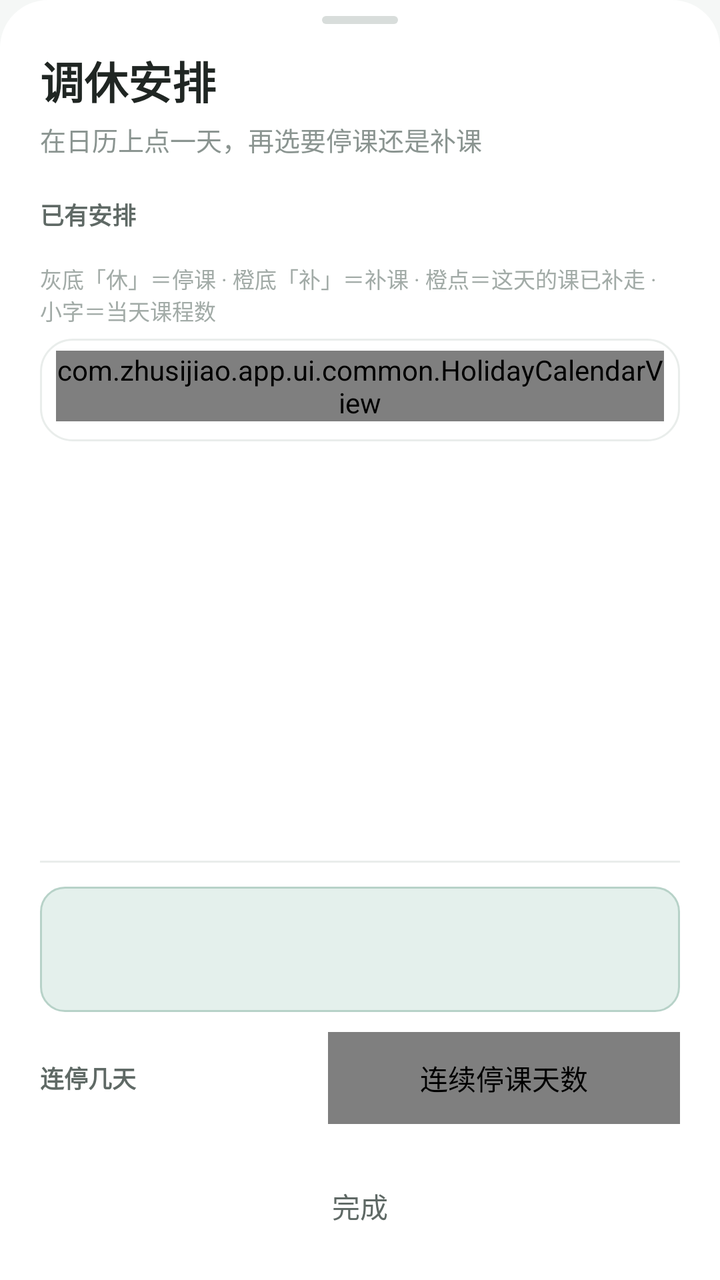
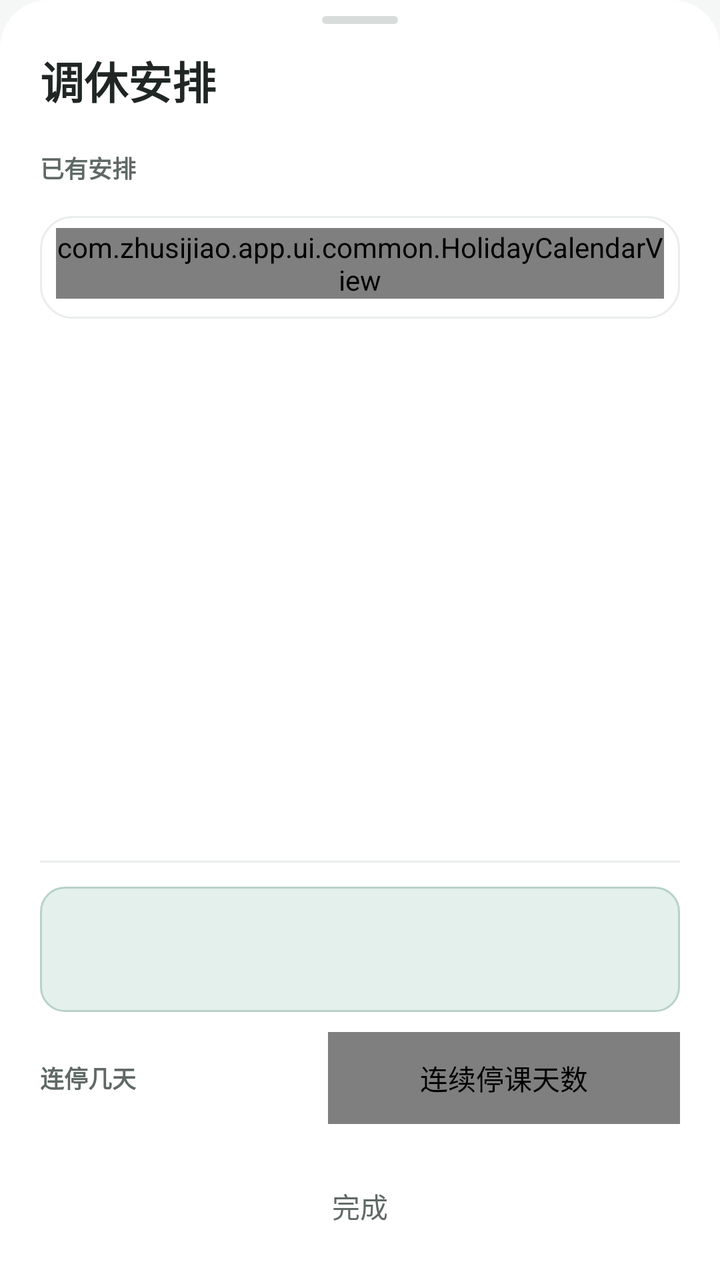

Compare the two renders of this Android layout. The source of the first and the diff that turns it into the second are given below.
<!-- AndroidManifest.xml: application theme Theme.Zhusijiao -->
<!-- res/layout/dialog_holiday.xml -->
<?xml version="1.0" encoding="utf-8"?>
<LinearLayout xmlns:android="http://schemas.android.com/apk/res/android"
    android:layout_width="match_parent"
    android:layout_height="match_parent"
    android:background="@drawable/bg_sheet"
    android:orientation="vertical"
    android:paddingStart="20dp"
    android:paddingTop="8dp"
    android:paddingEnd="20dp"
    android:paddingBottom="14dp">

    <View
        android:layout_width="38dp"
        android:layout_height="4dp"
        android:layout_gravity="center_horizontal"
        android:layout_marginBottom="12dp"
        android:background="@drawable/bg_sheet_handle" />

    <TextView
        android:id="@+id/holidayTitle"
        android:layout_width="match_parent"
        android:layout_height="wrap_content"
        android:includeFontPadding="false"
        android:text="@string/holiday_title"
        android:textColor="@color/heading_ink"
        android:textSize="@dimen/text_display"
        android:textStyle="bold" />

    <TextView
        android:id="@+id/holidayIntro"
        android:layout_width="match_parent"
        android:layout_height="wrap_content"
        android:layout_marginTop="4dp"
        android:text="@string/holiday_intro"
        android:textColor="@color/sub_8a"
        android:textSize="@dimen/text_small" />

    
    <TextView
        android:id="@+id/holidayWeekNotice"
        android:layout_width="match_parent"
        android:layout_height="wrap_content"
        android:layout_marginTop="8dp"
        android:background="@drawable/bg_error_note"
        android:lineSpacingExtra="2dp"
        android:padding="10dp"
        android:textColor="@color/sub_6c"
        android:textSize="@dimen/text_hint"
        android:visibility="gone" />

    
    <LinearLayout
        android:id="@+id/holidaySummaryRow"
        android:layout_width="match_parent"
        android:layout_height="40dp"
        android:layout_marginTop="8dp"
        android:background="@drawable/bg_menu_row"
        android:clickable="true"
        android:focusable="true"
        android:gravity="center_vertical"
        android:orientation="horizontal">

        <TextView
            android:id="@+id/holidayListLabel"
            android:layout_width="0dp"
            android:layout_height="wrap_content"
            android:layout_weight="1"
            android:text="@string/holiday_list_label"
            android:textColor="@color/field_label"
            android:textSize="@dimen/text_hint"
            android:textStyle="bold" />

        <TextView
            android:id="@+id/holidayExpand"
            android:layout_width="wrap_content"
            android:layout_height="wrap_content"
            android:textColor="@color/accent_strong"
            android:textSize="@dimen/text_small"
            android:textStyle="bold" />
    </LinearLayout>

    <androidx.core.widget.NestedScrollView
        android:id="@+id/holidayScroll"
        android:layout_width="match_parent"
        android:layout_height="0dp"
        android:layout_weight="1"
        android:overScrollMode="never"
        android:scrollbars="none">

        <LinearLayout
            android:layout_width="match_parent"
            android:layout_height="wrap_content"
            android:orientation="vertical">

            <LinearLayout
                android:id="@+id/holidayList"
                android:layout_width="match_parent"
                android:layout_height="wrap_content"
                android:layout_marginBottom="4dp"
                android:orientation="vertical" />

            <TextView
                android:id="@+id/holidayLegend"
                android:layout_width="match_parent"
                android:layout_height="wrap_content"
                android:layout_marginBottom="6dp"
                android:text="@string/holiday_calendar_hint"
                android:textColor="@color/sub_a2"
                android:textSize="@dimen/text_caption" />

            <LinearLayout
                android:id="@+id/holidayCalendarCard"
                android:layout_width="match_parent"
                android:layout_height="wrap_content"
                android:background="@drawable/bg_card"
                android:orientation="vertical"
                android:paddingStart="8dp"
                android:paddingTop="6dp"
                android:paddingEnd="8dp"
                android:paddingBottom="10dp">

                <com.zhusijiao.app.ui.common.HolidayCalendarView
                    android:id="@+id/holidayCalendar"
                    android:layout_width="match_parent"
                    android:layout_height="wrap_content" />
            </LinearLayout>
        </LinearLayout>
    </androidx.core.widget.NestedScrollView>

    <View
        android:layout_width="match_parent"
        android:layout_height="1dp"
        android:layout_marginTop="12dp"
        android:background="@color/line" />

    
    <LinearLayout
        android:id="@+id/holidayEditor"
        android:layout_width="match_parent"
        android:layout_height="wrap_content"
        android:orientation="vertical">

        <LinearLayout
            android:id="@+id/holidaySelectedCard"
            android:layout_width="match_parent"
            android:layout_height="wrap_content"
            android:layout_marginTop="12dp"
            android:background="@drawable/bg_reschedule_summary"
            android:orientation="vertical">

            <TextView
                android:id="@+id/holidaySelectedTitle"
                android:layout_width="match_parent"
                android:layout_height="wrap_content"
                android:includeFontPadding="false"
                android:textColor="@color/heading_ink"
                android:textSize="@dimen/text_subtitle"
                android:textStyle="bold" />

            <TextView
                android:id="@+id/holidaySelectedDetail"
                android:layout_width="match_parent"
                android:layout_height="wrap_content"
                android:layout_marginTop="4dp"
                android:textColor="@color/sub_68"
                android:textSize="@dimen/text_small" />
        </LinearLayout>

        <LinearLayout
            android:id="@+id/holidayDurationRow"
            android:layout_width="match_parent"
            android:layout_height="wrap_content"
            android:layout_marginTop="10dp"
            android:gravity="center_vertical"
            android:orientation="horizontal">

            <TextView
                android:layout_width="0dp"
                android:layout_height="wrap_content"
                android:layout_weight="1"
                android:text="@string/holiday_duration_label"
                android:textColor="@color/field_label"
                android:textSize="@dimen/text_hint"
                android:textStyle="bold" />

            <com.zhusijiao.app.ui.common.StepperFieldView
                android:id="@+id/holidayDays"
                android:layout_width="176dp"
                android:layout_height="46dp"
                android:contentDescription="@string/holiday_days_label" />
        </LinearLayout>

        <LinearLayout
            android:id="@+id/holidayActions"
            android:layout_width="match_parent"
            android:layout_height="wrap_content"
            android:layout_marginTop="10dp"
            android:orientation="vertical" />
    </LinearLayout>

    <TextView
        android:id="@+id/holidayReadOnly"
        android:layout_width="match_parent"
        android:layout_height="wrap_content"
        android:layout_marginTop="12dp"
        android:background="@color/tt_section_bg"
        android:padding="11dp"
        android:text="@string/detail_read_only_hint"
        android:textColor="@color/sub_8a"
        android:textSize="@dimen/text_small"
        android:visibility="gone" />

    <TextView
        android:id="@+id/holidayClose"
        android:layout_width="match_parent"
        android:layout_height="46dp"
        android:layout_marginTop="8dp"
        android:background="@drawable/bg_menu_row"
        android:clickable="true"
        android:focusable="true"
        android:gravity="center"
        android:text="@string/common_done"
        android:textColor="@color/sub_68"
        android:textSize="@dimen/text_body" />
</LinearLayout>
<!-- resources referenced by this layout -->
<resources>
  <color name="accent_strong">#287760</color>
  <color name="field_label">@color/text_secondary</color>
  <color name="heading_ink">#202623</color>
  <color name="line">#e9edeb</color>
  <color name="sub_68">@color/text_secondary</color>
  <color name="sub_6c">@color/text_secondary</color>
  <color name="sub_8a">@color/text_tertiary</color>
  <color name="sub_a2">@color/text_disabled</color>
  <color name="tt_section_bg">#fbfcfb</color>
  <dimen name="text_body">14sp</dimen>
  <dimen name="text_caption">11sp</dimen>
  <dimen name="text_display">22sp</dimen>
  <dimen name="text_hint">12sp</dimen>
  <dimen name="text_small">13sp</dimen>
  <dimen name="text_subtitle">16sp</dimen>
  <!-- drawable bg_card (drawable) -->
  <?xml version="1.0" encoding="utf-8"?>
  
  <shape xmlns:android="http://schemas.android.com/apk/res/android" android:shape="rectangle">
      <solid android:color="@color/surface" />
      <stroke android:width="1dp" android:color="@color/line" />
      <corners android:radius="@dimen/card_radius_lg" />
  </shape>
  <!-- drawable bg_error_note (drawable) -->
  <?xml version="1.0" encoding="utf-8"?>
  
  <shape xmlns:android="http://schemas.android.com/apk/res/android" android:shape="rectangle">
      <solid android:color="@color/error_bg" />
      <corners android:radius="@dimen/radius_md" />
  </shape>
  <!-- drawable bg_menu_row (drawable) -->
  <?xml version="1.0" encoding="utf-8"?>
  
  <selector xmlns:android="http://schemas.android.com/apk/res/android">
      <item android:state_pressed="true">
          <shape android:shape="rectangle"><solid android:color="@color/hover_bg" /></shape>
      </item>
      <item>
          <shape android:shape="rectangle"><solid android:color="@android:color/transparent" /></shape>
      </item>
  </selector>
  <!-- drawable bg_sheet (drawable) -->
  <?xml version="1.0" encoding="utf-8"?>
  
  <shape xmlns:android="http://schemas.android.com/apk/res/android" android:shape="rectangle">
      <solid android:color="@color/surface" />
      <corners android:topLeftRadius="@dimen/radius_xl" android:topRightRadius="@dimen/radius_xl" />
  </shape>
  <!-- drawable bg_sheet_handle (drawable) -->
  <?xml version="1.0" encoding="utf-8"?>
  
  <shape xmlns:android="http://schemas.android.com/apk/res/android" android:shape="rectangle">
      <solid android:color="@color/sheet_handle" />
      <corners android:radius="4dp" />
  </shape>
  <string name="common_done">完成</string>
  <string name="detail_read_only_hint">这是通过分享码加入的课表，只有发布者可以修改和调课。需要一份自己的版本？在「导入课表」页选择「新建课表」即可创建副本。</string>
  <string name="holiday_calendar_hint">灰底「休」＝停课 · 橙底「补」＝补课 · 橙点＝这天的课已补走 · 小字＝当天课程数</string>
  <string name="holiday_days_label">连续停课天数</string>
  <string name="holiday_duration_label">连停几天</string>
  <string name="holiday_intro">在日历上点一天，再选要停课还是补课</string>
  <string name="holiday_list_label">已有安排</string>
  <string name="holiday_title">调休安排</string>
  <color name="text_secondary">#5f6965</color>
  <color name="text_tertiary">#8a9490</color>
  <color name="text_disabled">#a2aba7</color>
  <color name="surface">#ffffff</color>
  <dimen name="card_radius_lg">@dimen/radius_lg</dimen>
  <color name="error_bg">#fdf2f1</color>
  <dimen name="radius_md">12dp</dimen>
  <color name="hover_bg">#f2f5f4</color>
  <color name="accent_soft">#e4f0ec</color>
  <color name="card_border_active">#b7d2c8</color>
  <dimen name="radius_xl">24dp</dimen>
  <color name="sheet_handle">#d8dddb</color>
  <color name="accent">#2f7d68</color>
  <color name="ink">#202725</color>
  <color name="muted">#7d8783</color>
  <color name="background">#f5f7f6</color>
  <dimen name="radius_lg">16dp</dimen>
  <style name="DialogButton" parent="Widget.AppCompat.Button.ButtonBar.AlertDialog">
          <item name="android:textColor">@color/accent</item>
          <item name="android:textStyle">bold</item>
      </style>
  <!-- unchanged entries left out for length: 3 -->
</resources>

<!-- the commit's change to res/layout/dialog_holiday.xml (unified diff, before → after) -->
@@ -26,15 +26,6 @@
         android:textSize="@dimen/text_display"
         android:textStyle="bold" />
 
-    <TextView
-        android:id="@+id/holidayIntro"
-        android:layout_width="match_parent"
-        android:layout_height="wrap_content"
-        android:layout_marginTop="4dp"
-        android:text="@string/holiday_intro"
-        android:textColor="@color/sub_8a"
-        android:textSize="@dimen/text_small" />
-
     
     <TextView
         android:id="@+id/holidayWeekNotice"
@@ -98,15 +89,6 @@
                 android:layout_height="wrap_content"
                 android:layout_marginBottom="4dp"
                 android:orientation="vertical" />
-
-            <TextView
-                android:id="@+id/holidayLegend"
-                android:layout_width="match_parent"
-                android:layout_height="wrap_content"
-                android:layout_marginBottom="6dp"
-                android:text="@string/holiday_calendar_hint"
-                android:textColor="@color/sub_a2"
-                android:textSize="@dimen/text_caption" />
 
             <LinearLayout
                 android:id="@+id/holidayCalendarCard"
<!-- resource entries referenced after the edit -->
@@ -7,10 +7,8 @@
   <color name="sub_68">@color/text_secondary</color>
   <color name="sub_6c">@color/text_secondary</color>
   <color name="sub_8a">@color/text_tertiary</color>
-  <color name="sub_a2">@color/text_disabled</color>
   <color name="tt_section_bg">#fbfcfb</color>
   <dimen name="text_body">14sp</dimen>
-  <dimen name="text_caption">11sp</dimen>
   <dimen name="text_display">22sp</dimen>
   <dimen name="text_hint">12sp</dimen>
   <dimen name="text_small">13sp</dimen>
@@ -56,16 +54,13 @@
       <corners android:radius="4dp" />
   </shape>
   <string name="common_done">完成</string>
-  <string name="detail_read_only_hint">这是通过分享码加入的课表，只有发布者可以修改和调课。需要一份自己的版本？在「导入课表」页选择「新建课表」即可创建副本。</string>
-  <string name="holiday_calendar_hint">灰底「休」＝停课 · 橙底「补」＝补课 · 橙点＝这天的课已补走 · 小字＝当天课程数</string>
+  <string name="detail_read_only_hint">仅发布者可修改</string>
   <string name="holiday_days_label">连续停课天数</string>
   <string name="holiday_duration_label">连停几天</string>
-  <string name="holiday_intro">在日历上点一天，再选要停课还是补课</string>
   <string name="holiday_list_label">已有安排</string>
   <string name="holiday_title">调休安排</string>
   <color name="text_secondary">#5f6965</color>
   <color name="text_tertiary">#8a9490</color>
-  <color name="text_disabled">#a2aba7</color>
   <color name="surface">#ffffff</color>
   <dimen name="card_radius_lg">@dimen/radius_lg</dimen>
   <color name="error_bg">#fdf2f1</color>
